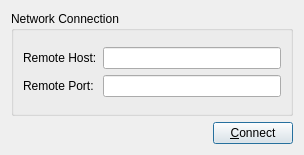
Above: client/ui/connectorform.ui from rku/Settleboard before the change. Below: the same form after it.
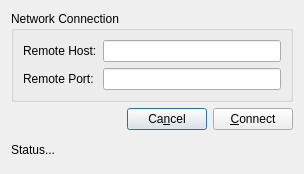
That is the form after the change.

```diff
--- a/client/ui/connectorform.ui
+++ b/client/ui/connectorform.ui
@@ -7,7 +7,7 @@
     <x>0</x>
     <y>0</y>
     <width>304</width>
-    <height>155</height>
+    <height>174</height>
    </rect>
   </property>
   <property name="windowTitle">
@@ -84,7 +84,14 @@
       </spacer>
      </item>
      <item>
-      <widget class="QPushButton" name="pushButton">
+      <widget class="QPushButton" name="buttonCancel">
+       <property name="text">
+        <string>Ca&amp;ncel</string>
+       </property>
+      </widget>
+     </item>
+     <item>
+      <widget class="QPushButton" name="buttonConnect">
        <property name="text">
         <string>&amp;Connect</string>
        </property>
@@ -92,6 +99,13 @@
      </item>
     </layout>
    </item>
+   <item>
+    <widget class="QLabel" name="labelStatus">
+     <property name="text">
+      <string>Status...</string>
+     </property>
+    </widget>
+   </item>
   </layout>
  </widget>
  <resources/>
```
Left out of the diff: 16 changed lines with no effect on the pictures.
